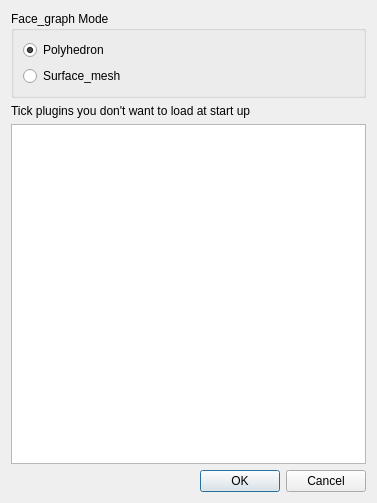
CGAL/cgal, file Polyhedron/demo/Polyhedron/Preferences.ui: the form before one commit.
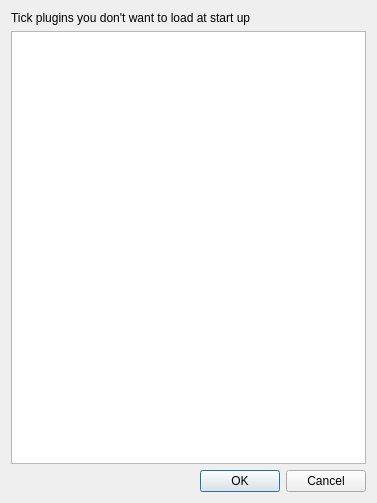
The form after the commit.

Commit message: remove polyhedron_mode

The edit to the form file:
```diff
--- a/Polyhedron/demo/Polyhedron/Preferences.ui
+++ b/Polyhedron/demo/Polyhedron/Preferences.ui
@@ -14,38 +14,6 @@
    <string>Preferences</string>
   </property>
   <layout class="QVBoxLayout" name="verticalLayout">
-   <item>
-    <widget class="QGroupBox" name="groupBox">
-     <property name="title">
-      <string>Face_graph Mode</string>
-     </property>
-     <layout class="QVBoxLayout" name="verticalLayout_2">
-      <item>
-       <widget class="QRadioButton" name="polyRadioButton">
-        <property name="toolTip">
-         <string>&lt;html&gt;&lt;head/&gt;&lt;body&gt;&lt;p align=&quot;justify&quot;&gt;The default FaceGraph item is the Scene_polyhedron_item.&lt;/p&gt;&lt;p align=&quot;justify&quot;&gt;&lt;br/&gt;&lt;/p&gt;&lt;p align=&quot;justify&quot;&gt;Plugins generating FaceGraph items from another type of item will create a Scene_polyhedron_item. This mode might be more stable and a few plugins only exist for it.&lt;/p&gt;&lt;/body&gt;&lt;/html&gt;</string>
-        </property>
-        <property name="text">
-         <string>Polyhedron</string>
-        </property>
-        <property name="checked">
-         <bool>true</bool>
-        </property>
-       </widget>
-      </item>
-      <item>
-       <widget class="QRadioButton" name="smRadioButton">
-        <property name="toolTip">
-         <string>&lt;html&gt;&lt;head/&gt;&lt;body&gt;&lt;p&gt;The default FaceGraph item is the Scene_surface_mesh_item.&lt;/p&gt;&lt;p align=&quot;justify&quot;&gt;&lt;br/&gt;&lt;/p&gt;&lt;p align=&quot;justify&quot;&gt;Plugins generating FaceGraph items from another type of item will create a Scene_surface_mesh_item. This mode is globally more efficient in terms of memory and performance, but a few plugins have not been implemented for it yet.&lt;/p&gt;&lt;/body&gt;&lt;/html&gt;</string>
-        </property>
-        <property name="text">
-         <string>Surface_mesh</string>
-        </property>
-       </widget>
-      </item>
-     </layout>
-    </widget>
-   </item>
    <item>
     <widget class="QLabel" name="label">
      <property name="text">
```
The commit also changes 14 other files.
